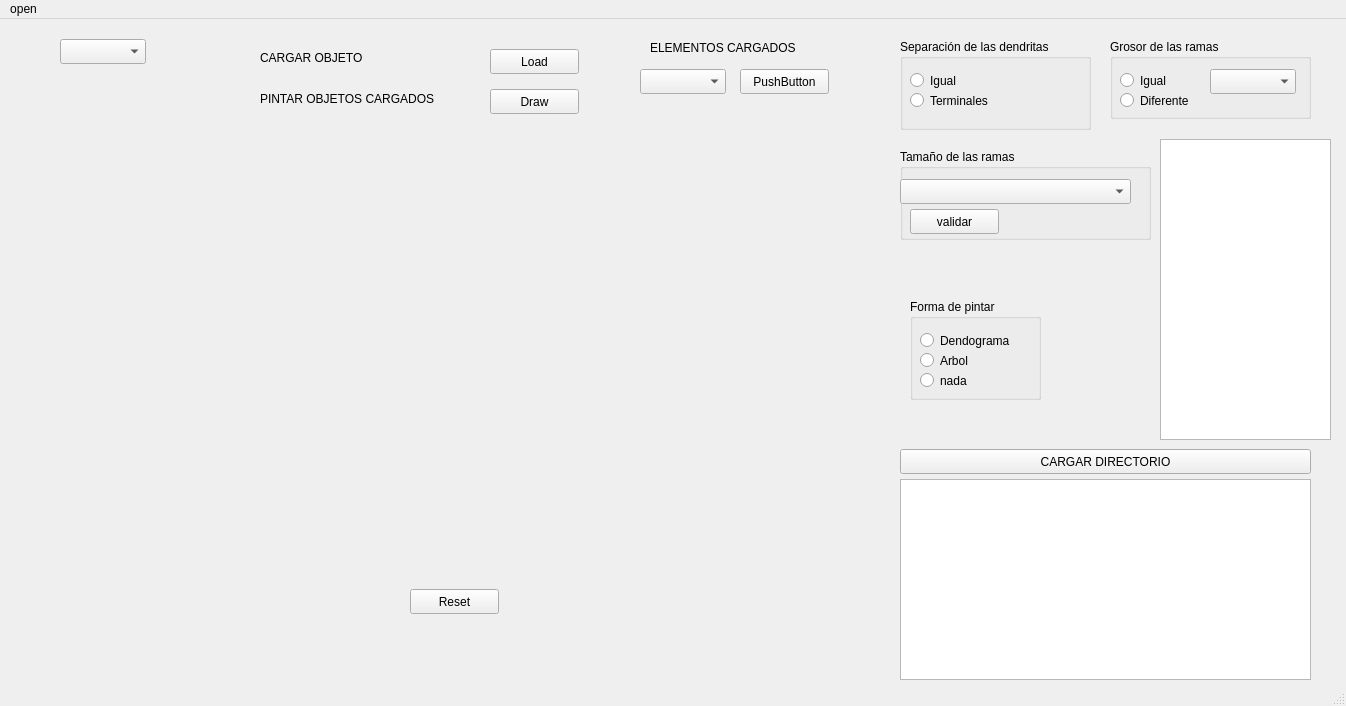
This is source/hugo/mainwindow.ui in albertoam3/HUGO1.1 as Qt 5 draws it before an edit. The edited form follows.
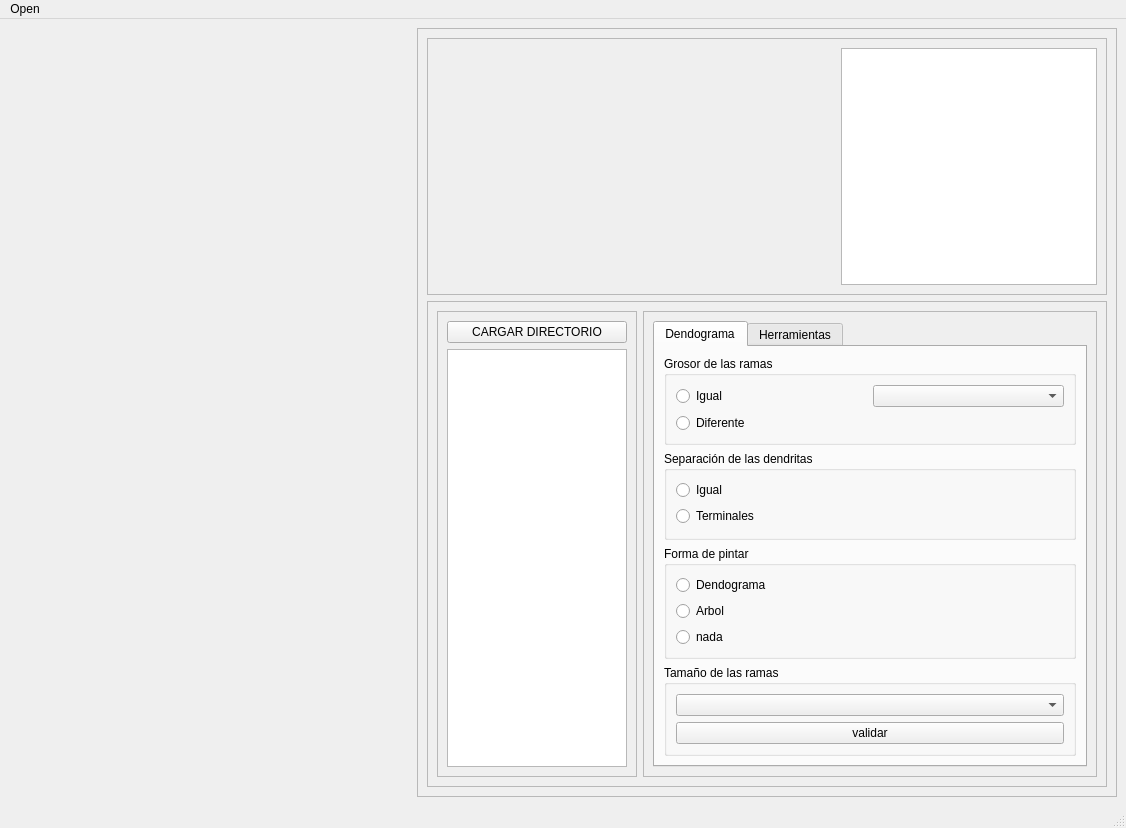
This is the edited form. Custom widgets are drawn as their Qt base class.

Commit message: Nueva interfaz agregada

What changed in the file:
```diff
--- a/source/hugo/mainwindow.ui
+++ b/source/hugo/mainwindow.ui
@@ -6,371 +6,370 @@
    <rect>
     <x>0</x>
     <y>0</y>
-    <width>1346</width>
-    <height>706</height>
+    <width>1126</width>
+    <height>828</height>
    </rect>
   </property>
+  <property name="sizePolicy">
+   <sizepolicy hsizetype="Minimum" vsizetype="Minimum">
+    <horstretch>0</horstretch>
+    <verstretch>0</verstretch>
+   </sizepolicy>
+  </property>
   <property name="windowTitle">
    <string>MainWindow</string>
   </property>
   <widget class="QWidget" name="centralwidget">
-   <widget class="myopenglwidget" name="openGLWidget" native="true">
-    <property name="geometry">
-     <rect>
-      <x>30</x>
-      <y>110</y>
-      <width>391</width>
-      <height>401</height>
-     </rect>
-    </property>
-   </widget>
-   <widget class="QPushButton" name="draw">
-    <property name="geometry">
-     <rect>
-      <x>490</x>
-      <y>70</y>
-      <width>89</width>
-      <height>25</height>
-     </rect>
-    </property>
-    <property name="text">
-     <string>Draw</string>
-    </property>
-   </widget>
-   <widget class="QPushButton" name="load">
-    <property name="geometry">
-     <rect>
-      <x>490</x>
-      <y>30</y>
-      <width>89</width>
-      <height>25</height>
-     </rect>
-    </property>
-    <property name="text">
-     <string>Load</string>
-    </property>
-   </widget>
-   <widget class="QComboBox" name="list">
-    <property name="geometry">
-     <rect>
-      <x>60</x>
-      <y>20</y>
-      <width>86</width>
-      <height>25</height>
-     </rect>
-    </property>
-   </widget>
-   <widget class="QPushButton" name="reset">
-    <property name="geometry">
-     <rect>
-      <x>410</x>
-      <y>570</y>
-      <width>89</width>
-      <height>25</height>
-     </rect>
-    </property>
-    <property name="text">
-     <string>Reset</string>
-    </property>
-   </widget>
-   <widget class="QComboBox" name="elemC">
-    <property name="geometry">
-     <rect>
-      <x>640</x>
-      <y>50</y>
-      <width>86</width>
-      <height>25</height>
-     </rect>
-    </property>
-   </widget>
-   <widget class="QPushButton" name="pushButton">
-    <property name="geometry">
-     <rect>
-      <x>740</x>
-      <y>50</y>
-      <width>89</width>
-      <height>25</height>
-     </rect>
-    </property>
-    <property name="text">
-     <string>PushButton</string>
-    </property>
-   </widget>
-   <widget class="QTextEdit" name="texto_neurona">
-    <property name="geometry">
-     <rect>
-      <x>1160</x>
-      <y>120</y>
-      <width>171</width>
-      <height>301</height>
-     </rect>
-    </property>
-   </widget>
-   <widget class="QGroupBox" name="groupBox">
-    <property name="geometry">
-     <rect>
-      <x>900</x>
-      <y>20</y>
-      <width>191</width>
-      <height>91</height>
-     </rect>
-    </property>
-    <property name="title">
-     <string>Separación de las dendritas</string>
-    </property>
-    <widget class="QRadioButton" name="igual_ang">
-     <property name="geometry">
-      <rect>
-       <x>10</x>
-       <y>30</y>
-       <width>112</width>
-       <height>23</height>
-      </rect>
-     </property>
-     <property name="text">
-      <string>Igual</string>
-     </property>
-    </widget>
-    <widget class="QRadioButton" name="terminales_ang">
-     <property name="geometry">
-      <rect>
-       <x>10</x>
-       <y>50</y>
-       <width>112</width>
-       <height>23</height>
-      </rect>
-     </property>
-     <property name="text">
-      <string>Terminales</string>
-     </property>
-    </widget>
-   </widget>
-   <widget class="QGroupBox" name="groupBox_2">
-    <property name="geometry">
-     <rect>
-      <x>900</x>
-      <y>130</y>
-      <width>251</width>
-      <height>91</height>
-     </rect>
-    </property>
-    <property name="title">
-     <string>Tamaño de las ramas</string>
-    </property>
-    <widget class="QComboBox" name="tamanoComboBox">
-     <property name="geometry">
-      <rect>
-       <x>0</x>
-       <y>30</y>
-       <width>231</width>
-       <height>25</height>
-      </rect>
-     </property>
-    </widget>
-    <widget class="QPushButton" name="validar_tam_2">
-     <property name="geometry">
-      <rect>
-       <x>10</x>
-       <y>60</y>
-       <width>89</width>
-       <height>25</height>
-      </rect>
-     </property>
-     <property name="text">
-      <string>validar</string>
-     </property>
-    </widget>
-   </widget>
-   <widget class="QLabel" name="label">
-    <property name="geometry">
-     <rect>
-      <x>260</x>
-      <y>30</y>
-      <width>181</width>
-      <height>17</height>
-     </rect>
-    </property>
-    <property name="text">
-     <string>CARGAR OBJETO</string>
-    </property>
-   </widget>
-   <widget class="QLabel" name="label_2">
-    <property name="geometry">
-     <rect>
-      <x>260</x>
-      <y>70</y>
-      <width>221</width>
-      <height>20</height>
-     </rect>
-    </property>
-    <property name="text">
-     <string>PINTAR OBJETOS CARGADOS</string>
-    </property>
-   </widget>
-   <widget class="QLabel" name="label_3">
-    <property name="geometry">
-     <rect>
-      <x>650</x>
-      <y>20</y>
-      <width>221</width>
-      <height>17</height>
-     </rect>
-    </property>
-    <property name="text">
-     <string>ELEMENTOS CARGADOS</string>
-    </property>
-   </widget>
-   <widget class="QGroupBox" name="groupBox_3">
-    <property name="geometry">
-     <rect>
-      <x>1110</x>
-      <y>20</y>
-      <width>201</width>
-      <height>80</height>
-     </rect>
-    </property>
-    <property name="title">
-     <string>Grosor de las ramas</string>
-    </property>
-    <widget class="QRadioButton" name="igual_grosor">
-     <property name="geometry">
-      <rect>
-       <x>10</x>
-       <y>30</y>
-       <width>112</width>
-       <height>23</height>
-      </rect>
-     </property>
-     <property name="text">
-      <string>Igual</string>
-     </property>
-    </widget>
-    <widget class="QRadioButton" name="dif_grosor">
-     <property name="geometry">
-      <rect>
-       <x>10</x>
-       <y>50</y>
-       <width>112</width>
-       <height>23</height>
-      </rect>
-     </property>
-     <property name="text">
-      <string>Diferente</string>
-     </property>
-    </widget>
-    <widget class="QComboBox" name="grosorComboBox">
-     <property name="geometry">
-      <rect>
-       <x>100</x>
-       <y>30</y>
-       <width>86</width>
-       <height>25</height>
-      </rect>
-     </property>
-    </widget>
-   </widget>
-   <widget class="QListWidget" name="listWidget">
-    <property name="geometry">
-     <rect>
-      <x>900</x>
-      <y>460</y>
-      <width>411</width>
-      <height>201</height>
-     </rect>
-    </property>
-   </widget>
-   <widget class="QPushButton" name="loadButton">
-    <property name="geometry">
-     <rect>
-      <x>900</x>
-      <y>430</y>
-      <width>411</width>
-      <height>25</height>
-     </rect>
-    </property>
-    <property name="text">
-     <string>CARGAR DIRECTORIO</string>
-    </property>
-   </widget>
-   <widget class="myopenglwidget2d" name="openGLWidget2D" native="true">
-    <property name="geometry">
-     <rect>
-      <x>450</x>
-      <y>110</y>
-      <width>421</width>
-      <height>401</height>
-     </rect>
-    </property>
-   </widget>
-   <widget class="QGroupBox" name="groupBox_4">
-    <property name="geometry">
-     <rect>
-      <x>910</x>
-      <y>280</y>
-      <width>131</width>
-      <height>101</height>
-     </rect>
-    </property>
-    <property name="title">
-     <string>Forma de pintar</string>
-    </property>
-    <widget class="QRadioButton" name="setDendograma">
-     <property name="geometry">
-      <rect>
-       <x>10</x>
-       <y>30</y>
-       <width>112</width>
-       <height>23</height>
-      </rect>
-     </property>
-     <property name="text">
-      <string>Dendograma</string>
-     </property>
-    </widget>
-    <widget class="QRadioButton" name="setArbol">
-     <property name="geometry">
-      <rect>
-       <x>10</x>
-       <y>50</y>
-       <width>112</width>
-       <height>23</height>
-      </rect>
-     </property>
-     <property name="text">
-      <string>Arbol</string>
-     </property>
-    </widget>
-    <widget class="QRadioButton" name="setNada">
-     <property name="geometry">
-      <rect>
-       <x>10</x>
-       <y>70</y>
-       <width>112</width>
-       <height>23</height>
-      </rect>
-     </property>
-     <property name="text">
-      <string>nada</string>
-     </property>
-    </widget>
-   </widget>
+   <layout class="QGridLayout" name="gridLayout_2">
+    <item row="0" column="0">
+     <widget class="myopenglwidget2d" name="openGLWidget2D" native="true">
+      <property name="sizePolicy">
+       <sizepolicy hsizetype="Expanding" vsizetype="Expanding">
+        <horstretch>0</horstretch>
+        <verstretch>0</verstretch>
+       </sizepolicy>
+      </property>
+      <property name="minimumSize">
+       <size>
+        <width>0</width>
+        <height>0</height>
+       </size>
+      </property>
+      <property name="maximumSize">
+       <size>
+        <width>6000</width>
+        <height>4000</height>
+       </size>
+      </property>
+     </widget>
+    </item>
+    <item row="0" column="1">
+     <widget class="QFrame" name="frame">
+      <property name="sizePolicy">
+       <sizepolicy hsizetype="Minimum" vsizetype="Minimum">
+        <horstretch>0</horstretch>
+        <verstretch>0</verstretch>
+       </sizepolicy>
+      </property>
+      <property name="minimumSize">
+       <size>
+        <width>700</width>
+        <height>0</height>
+       </size>
+      </property>
+      <property name="frameShape">
+       <enum>QFrame::StyledPanel</enum>
+      </property>
+      <property name="frameShadow">
+       <enum>QFrame::Raised</enum>
+      </property>
+      <layout class="QVBoxLayout" name="verticalLayout">
+       <item>
+        <widget class="QFrame" name="frame_5">
+         <property name="frameShape">
+          <enum>QFrame::StyledPanel</enum>
+         </property>
+         <property name="frameShadow">
+          <enum>QFrame::Raised</enum>
+         </property>
+         <layout class="QGridLayout" name="gridLayout_4">
+          <item row="0" column="0">
+           <widget class="myopenglwidget" name="openGLWidget" native="true">
+            <property name="sizePolicy">
+             <sizepolicy hsizetype="Expanding" vsizetype="Expanding">
+              <horstretch>0</horstretch>
+              <verstretch>0</verstretch>
+             </sizepolicy>
+            </property>
+            <property name="minimumSize">
+             <size>
+              <width>0</width>
+              <height>0</height>
+             </size>
+            </property>
+            <property name="maximumSize">
+             <size>
+              <width>500</width>
+              <height>500</height>
+             </size>
+            </property>
+            <property name="layoutDirection">
+             <enum>Qt::LeftToRight</enum>
+            </property>
+            <property name="autoFillBackground">
+             <bool>false</bool>
+            </property>
+           </widget>
+          </item>
+          <item row="0" column="1">
+           <widget class="QTextEdit" name="texto_neurona">
+            <property name="sizePolicy">
+             <sizepolicy hsizetype="Minimum" vsizetype="Minimum">
+              <horstretch>0</horstretch>
+              <verstretch>0</verstretch>
+             </sizepolicy>
+            </property>
+            <property name="maximumSize">
+             <size>
+              <width>500</width>
+              <height>500</height>
+             </size>
+            </property>
+           </widget>
+          </item>
+         </layout>
+        </widget>
+       </item>
+       <item>
+        <widget class="QFrame" name="frame_2">
+         <property name="sizePolicy">
+          <sizepolicy hsizetype="Expanding" vsizetype="Expanding">
+           <horstretch>0</horstretch>
+           <verstretch>0</verstretch>
+          </sizepolicy>
+         </property>
+         <property name="maximumSize">
+          <size>
+           <width>16777215</width>
+           <height>16777215</height>
+          </size>
+         </property>
+         <property name="frameShape">
+          <enum>QFrame::StyledPanel</enum>
+         </property>
+         <property name="frameShadow">
+          <enum>QFrame::Raised</enum>
+         </property>
+         <layout class="QHBoxLayout" name="horizontalLayout_2">
+          <item>
+           <widget class="QFrame" name="frame_3">
+            <property name="sizePolicy">
+             <sizepolicy hsizetype="Expanding" vsizetype="Expanding">
+              <horstretch>0</horstretch>
+              <verstretch>0</verstretch>
+             </sizepolicy>
+            </property>
+            <property name="maximumSize">
+             <size>
+              <width>200</width>
+              <height>16777215</height>
+             </size>
+            </property>
+            <property name="frameShape">
+             <enum>QFrame::StyledPanel</enum>
+            </property>
+            <property name="frameShadow">
+             <enum>QFrame::Raised</enum>
+            </property>
+            <layout class="QVBoxLayout" name="verticalLayout_2">
+             <item>
+              <widget class="QPushButton" name="loadButton">
+               <property name="text">
+                <string>CARGAR DIRECTORIO</string>
+               </property>
+              </widget>
+             </item>
+             <item>
+              <widget class="QListWidget" name="listWidget">
+               <property name="sizePolicy">
+                <sizepolicy hsizetype="Minimum" vsizetype="Minimum">
+                 <horstretch>0</horstretch>
+                 <verstretch>0</verstretch>
+                </sizepolicy>
+               </property>
+              </widget>
+             </item>
+            </layout>
+           </widget>
+          </item>
+          <item>
+           <widget class="QFrame" name="frame_4">
+            <property name="frameShape">
+             <enum>QFrame::StyledPanel</enum>
+            </property>
+            <property name="frameShadow">
+             <enum>QFrame::Raised</enum>
+            </property>
+            <layout class="QGridLayout" name="gridLayout">
+             <item row="0" column="0">
+              <widget class="QTabWidget" name="tabWidget">
+               <property name="sizePolicy">
+                <sizepolicy hsizetype="Expanding" vsizetype="Expanding">
+                 <horstretch>0</horstretch>
+                 <verstretch>0</verstretch>
+                </sizepolicy>
+               </property>
+               <property name="currentIndex">
+                <number>0</number>
+               </property>
+               <widget class="QWidget" name="tab_2">
+                <attribute name="title">
+                 <string>Dendograma</string>
+                </attribute>
+                <layout class="QVBoxLayout" name="verticalLayout_3">
+                 <item>
+                  <widget class="QGroupBox" name="groupBox_3">
+                   <property name="title">
+                    <string>Grosor de las ramas</string>
+                   </property>
+                   <layout class="QGridLayout" name="gridLayout_5">
+                    <item row="1" column="0" colspan="2">
+                     <widget class="QRadioButton" name="dif_grosor">
+                      <property name="text">
+                       <string>Diferente</string>
+                      </property>
+                     </widget>
+                    </item>
+                    <item row="0" column="0">
+                     <widget class="QRadioButton" name="igual_grosor">
+                      <property name="text">
+                       <string>Igual</string>
+                      </property>
+                     </widget>
+                    </item>
+                    <item row="0" column="1">
+                     <widget class="QComboBox" name="grosorComboBox"/>
+                    </item>
+                   </layout>
+                  </widget>
+                 </item>
+                 <item>
+                  <widget class="QGroupBox" name="groupBox">
+                   <property name="title">
+                    <string>Separación de las dendritas</string>
+                   </property>
+                   <layout class="QGridLayout" name="gridLayout_3">
+                    <item row="2" column="0">
+                     <widget class="QRadioButton" name="terminales_ang">
+                      <property name="text">
+                       <string>Terminales</string>
+                      </property>
+                     </widget>
+                    </item>
+                    <item row="1" column="0">
+                     <widget class="QRadioButton" name="igual_ang">
+                      <property name="text">
+                       <string>Igual</string>
+                      </property>
+                     </widget>
+                    </item>
+                   </layout>
+                  </widget>
+                 </item>
+                 <item>
+                  <widget class="QGroupBox" name="groupBox_4">
+                   <property name="title">
+                    <string>Forma de pintar</string>
+                   </property>
+                   <layout class="QGridLayout" name="gridLayout_7">
+                    <item row="0" column="0">
+                     <widget class="QRadioButton" name="setDendograma">
+                      <property name="text">
+                       <string>Dendograma</string>
+                      </property>
+                     </widget>
+                    </item>
+                    <item row="1" column="0">
+                     <widget class="QRadioButton" name="setArbol">
+                      <property name="text">
+                       <string>Arbol</string>
+                      </property>
+                     </widget>
+                    </item>
+                    <item row="2" column="0">
+                     <widget class="QRadioButton" name="setNada">
+                      <property name="text">
+                       <string>nada</string>
+                      </property>
+                     </widget>
+                    </item>
+                   </layout>
+                  </widget>
+                 </item>
+                 <item>
+                  <widget class="QGroupBox" name="groupBox_2">
+                   <property name="title">
+                    <string>Tamaño de las ramas</string>
+                   </property>
+                   <layout class="QGridLayout" name="gridLayout_6">
+                    <item row="0" column="0">
+                     <widget class="QComboBox" name="tamanoComboBox"/>
+                    </item>
+                    <item row="1" column="0">
+                     <widget class="QPushButton" name="validar_tam_2">
+                      <property name="text">
+                       <string>validar</string>
+                      </property>
+                     </widget>
+                    </item>
+                   </layout>
+                  </widget>
+                 </item>
+                </layout>
+               </widget>
+               <widget class="QWidget" name="tab_3">
+                <attribute name="title">
+                 <string>Herramientas</string>
+                </attribute>
+                <layout class="QVBoxLayout" name="verticalLayout_4">
+                 <item>
+                  <widget class="QComboBox" name="elemC"/>
+                 </item>
+                 <item>
+                  <widget class="QPushButton" name="reset">
+                   <property name="text">
+                    <string>Reset</string>
+                   </property>
+                  </widget>
+                 </item>
+                 <item>
+                  <widget class="QComboBox" name="list"/>
+                 </item>
+                 <item>
+                  <widget class="QPushButton" name="draw">
+                   <property name="text">
+                    <string>Draw</string>
+                   </property>
+                  </widget>
+                 </item>
+                 <item>
+                  <widget class="QPushButton" name="load">
+                   <property name="text">
+                    <string>Load</string>
+                   </property>
+                  </widget>
+                 </item>
+                </layout>
+               </widget>
+              </widget>
+             </item>
+            </layout>
+           </widget>
+          </item>
+         </layout>
+        </widget>
+       </item>
+      </layout>
+     </widget>
+    </item>
+   </layout>
   </widget>
   <widget class="QMenuBar" name="menubar">
    <property name="geometry">
     <rect>
      <x>0</x>
      <y>0</y>
-     <width>1346</width>
+     <width>1126</width>
      <height>22</height>
     </rect>
    </property>
-   <widget class="QMenu" name="menuopen">
+   <widget class="QMenu" name="menuOpen">
     <property name="title">
-     <string>open</string>
+     <string>Open</string>
     </property>
     <addaction name="actionswc_file"/>
    </widget>
-   <addaction name="menuopen"/>
+   <addaction name="menuOpen"/>
   </widget>
   <widget class="QStatusBar" name="statusbar"/>
   <action name="actionswc_file">
```
Left out of the diff: 46 changed lines with no effect on the pictures.
